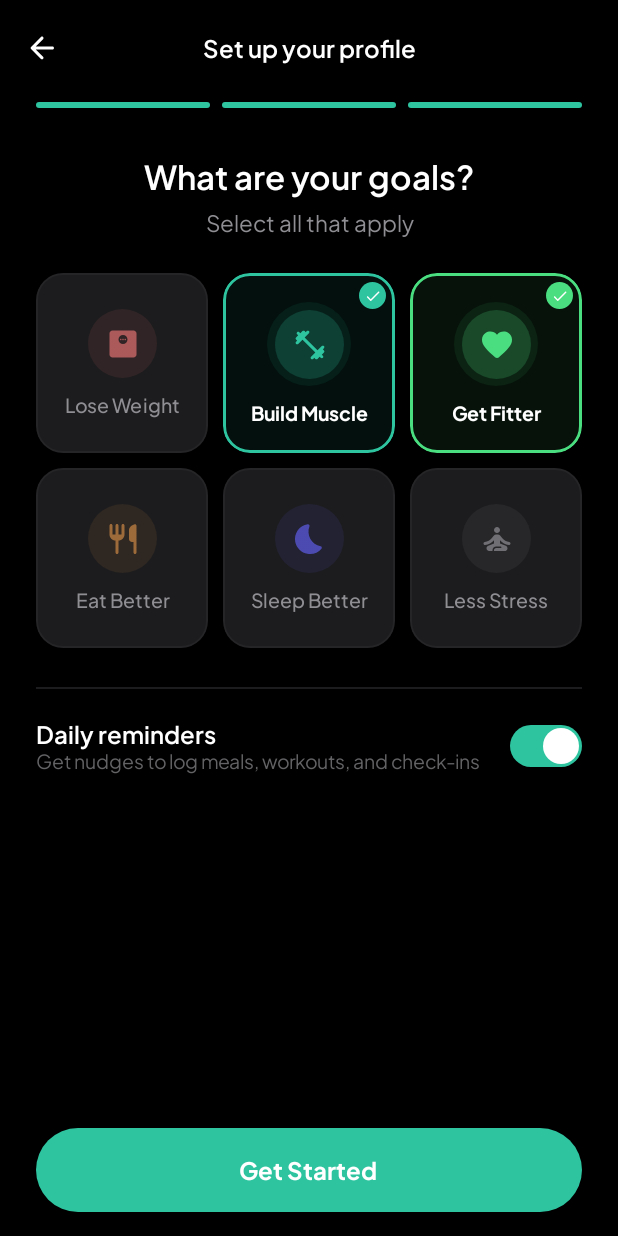
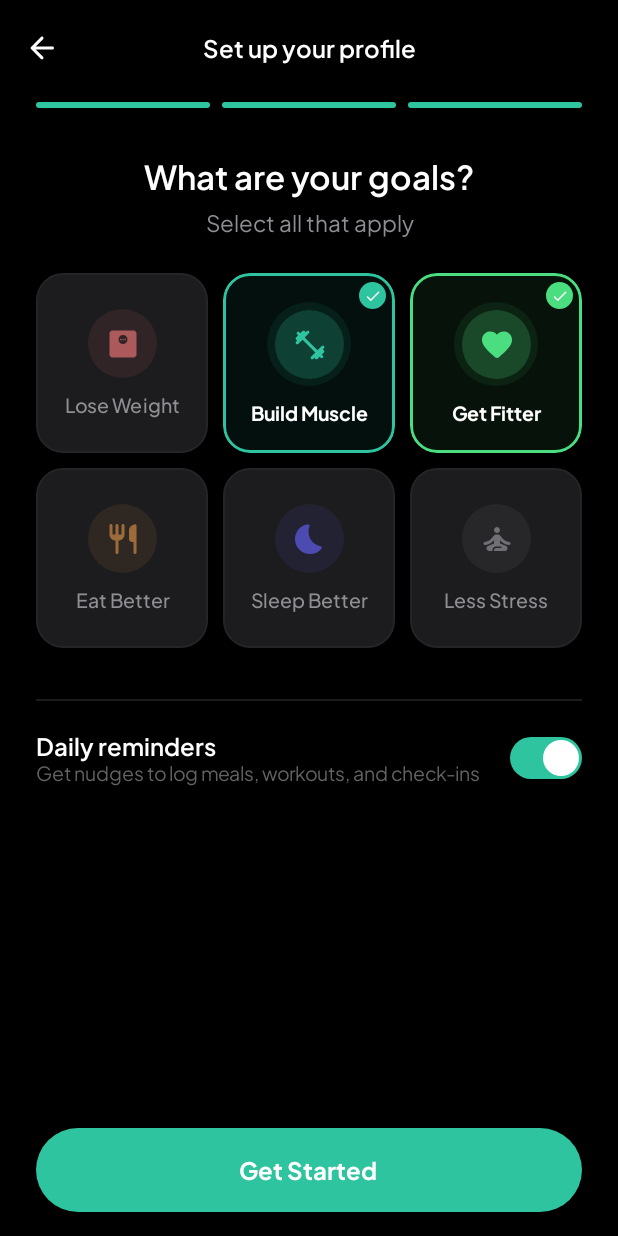
Before and after one commit to ajayaj2001/VEYRA, an Android app built with Jetpack Compose: the SetupGoalsScreen screen opened through its navigation route, on a phone screen of 412 x 824 dp. Run offline under Robolectric (Android 15) with nearby library versions, the phone set to English and light mode, and no system bars.

Commit message:
fix: More spacing above daily reminders toggle
Co-Authored-By: Claude Opus 4.6 (1M context) <noreply@anthropic.com>

```diff
--- a/app/src/main/java/com/veyra/ui/screens/auth/SetupScreens.kt
+++ b/app/src/main/java/com/veyra/ui/screens/auth/SetupScreens.kt
@@ -530,7 +530,7 @@ fun SetupGoalsScreen(
                 Spacer(Modifier.height(10.dp))
             }
 
-            Spacer(Modifier.height(16.dp))
+            Spacer(Modifier.height(24.dp))
 
             // Daily reminders toggle
             Box(
```
